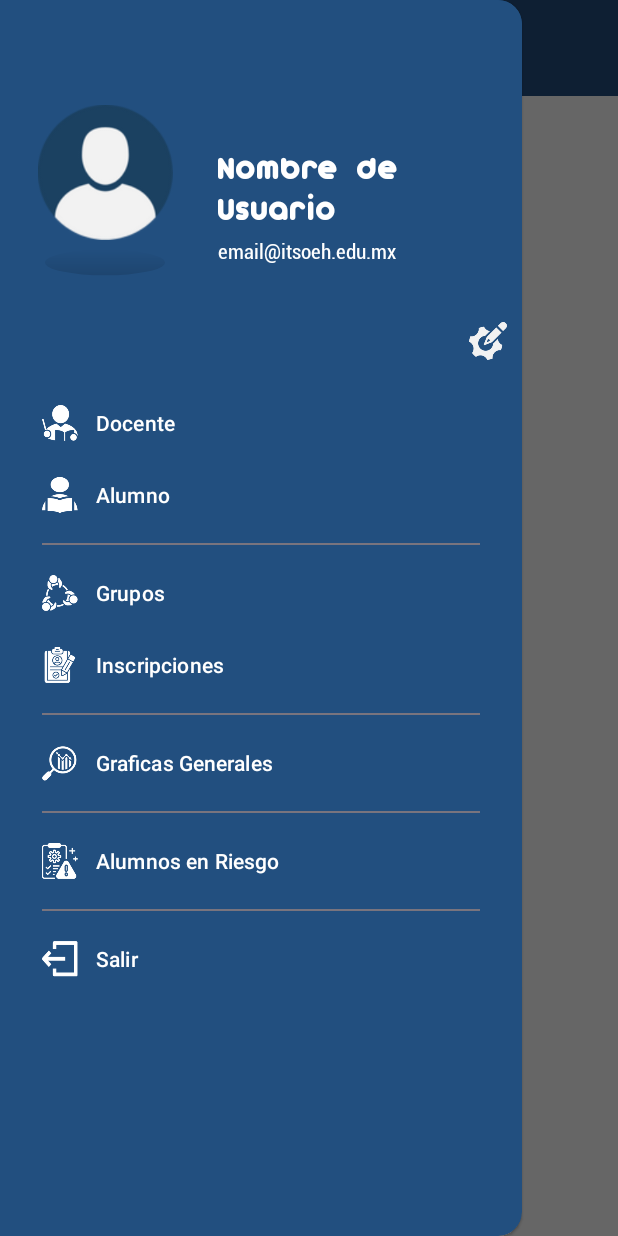
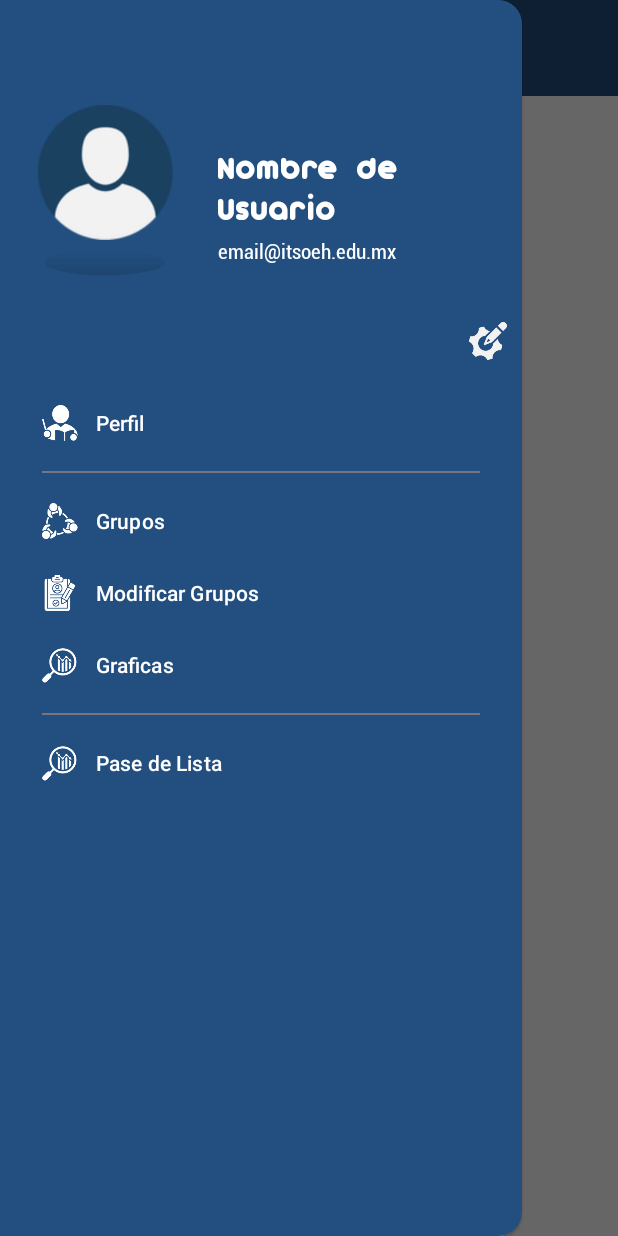
Before and after one commit to MayHM1306/Docente, an Android app: the Menu screen opened through its navigation route, with the side drawer open, on a phone screen of 412 x 824 dp. Run offline under Robolectric (Android 15) with nearby library versions, the phone set to English and light mode, and no system bars; network calls fail.

Commit message:
menu.xml

```diff
--- a/app/src/main/res/menu/menu.xml
+++ b/app/src/main/res/menu/menu.xml
@@ -3,52 +3,36 @@
 
 
     <group
-        android:id="@+id/perfil"
-        >
+        android:id="@+id/perfil">
         <item
-            android:id="@+id/menu_perfilDocente"
+            android:id="@+id/menu_perfil"
             android:icon="@drawable/menu_icono_perfil_docente"
-            android:title="Docente" />
-        <item
-            android:id="@+id/menu_perfilAlumno"
-            android:icon="@drawable/menu_icono_perfil_alumno"
-            android:title="Alumno" />
+            android:title="Perfil" />
     </group>
     <group
-        android:id="@+id/estado"
-        >
+        android:id="@+id/estado">
         <item
-            android:id="@+id/menu_estadoGrupos"
+            android:id="@+id/menu_grupos"
             android:icon="@drawable/menu_icono_estado_grupos"
             android:title="Grupos" />
 
         <item
-            android:id="@+id/menu_estadoInscripciones"
+            android:id="@+id/menu_modificarGrupos"
             android:icon="@drawable/menu_icono_estado_inscripcion"
-            android:title="Inscripciones" />
+            android:title="Modificar Grupos" />
+
+        <item
+            android:id="@+id/menu_graficas"
+            android:icon="@drawable/menu_icono_graficas"
+            android:title="Graficas" />
     </group>
 
     <group
-        android:id="@+id/grafica"
+        android:id="@+id/pasarLista"
         >
         <item
-            android:id="@+id/menu_graficasGenerales"
+            android:id="@+id/menu_paseLista"
             android:icon="@drawable/menu_icono_graficas"
-            android:title="Graficas Generales" />
+            android:title="Pase de Lista" />
     </group>
-
-    <group
-        android:id="@+id/riesgos"
-        >
-        <item
-            android:id="@+id/menu_alumnosEnRiesgo"
-            android:icon="@drawable/menu_icono_alumnos_riesgos"
-            android:title="Alumnos en Riesgo" />
-    </group>
-
-    <item
-        android:id="@+id/menu_salir"
-        android:icon="@drawable/menu_icono_salir"
-        android:title="Salir" />
-
 </menu>
```
